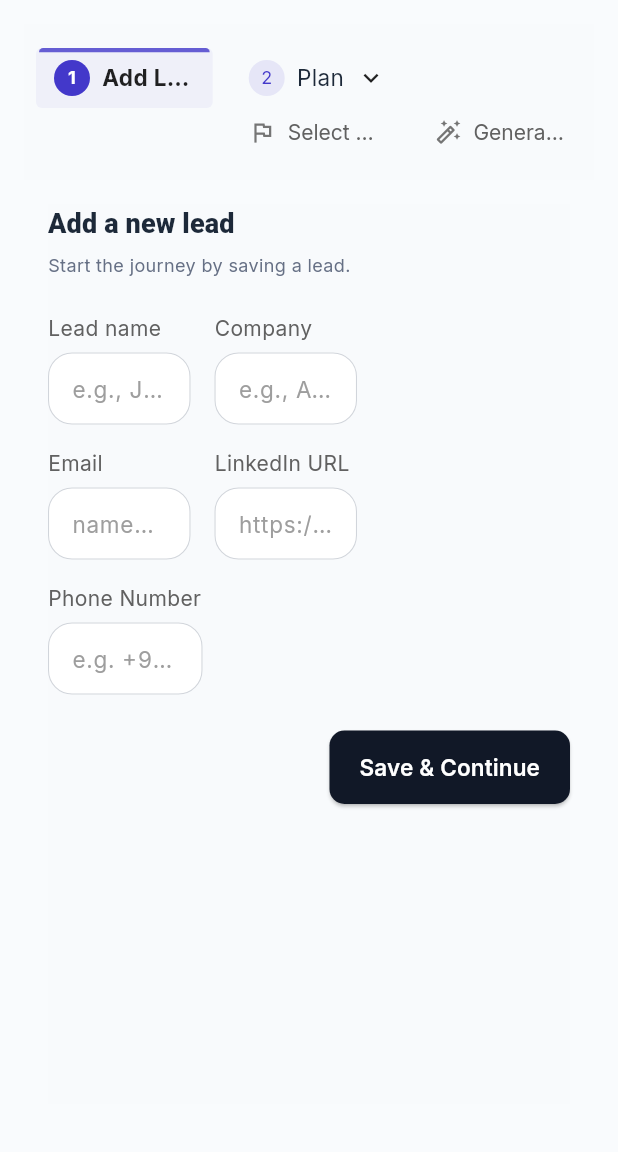
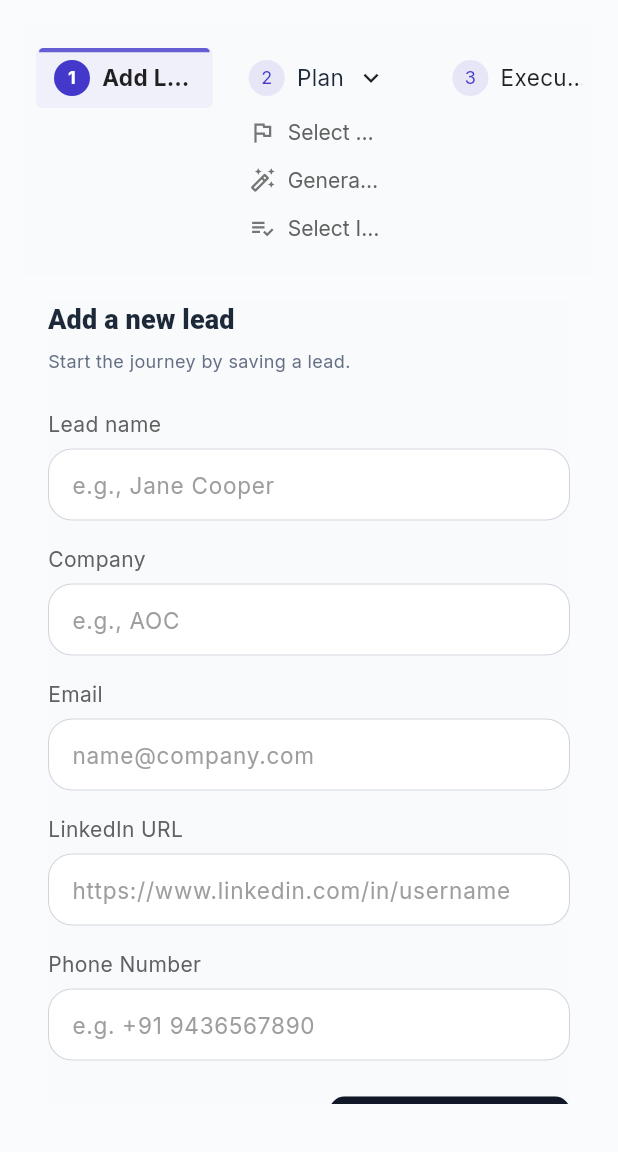
Before and after one commit to DebdaruDG/Network-IT-Lead-Planner-and-Follow-up, a Flutter app: the AddLeadScreen screen opened by its route, on a phone screen of 412 x 824 dp, the part 84-1236 px from its top. Run offline on Flutter 3.47's test engine with Material 3 defaults, Android fonts, the phone set to English and light mode, and no system bars; drawn by our look-alikes of flutter_animate; our stand-ins replace dio, firebase_auth, firebase_core, flutter_riverpod, flutter_styled_toast, go_router and 5 more; accounts and stored records are empty; Roboto replaces fonts that are missing (Manrope); statements that could not run were skipped.

Commit message:
made  step 1 screen responsive

```diff
--- a/lib/features/lead_creation/components/lead_sidebar.dart
+++ b/lib/features/lead_creation/components/lead_sidebar.dart
@@ -199,7 +199,7 @@ class AddLeadSidebar extends ConsumerWidget {
                                   if (isPlanExpanded)
                                     SingleChildScrollView(
                                       scrollDirection: Axis.horizontal,
-                                      child: Row(
+                                      child: Column(
                                         mainAxisSize: MainAxisSize.min,
                                         children:
                                             step.children!.asMap().entries.map((
--- a/lib/features/lead_creation/steps/step1_add_lead.dart
+++ b/lib/features/lead_creation/steps/step1_add_lead.dart
@@ -66,16 +66,53 @@ class _Step1LeadDetailsFormState extends ConsumerState<Step1LeadDetailsForm> {
   Widget build(BuildContext context) {
     final leadState = ref.watch(leadProvider);
     final formState = ref.watch(leadFormProvider);
-    final isLoading = leadState.isLoading;
-    bool forAddLead = (widget.leadId ?? '').isEmpty;
     final leadInfo = leadState.selectedLead?.toJson();
     console.log('leadInfo - $leadInfo');
 
-    return Column(
+    final screenWidth = MediaQuery.of(context).size.width;
+    final isMobile = screenWidth <= 600;
+
+    return SingleChildScrollView(
+      child: Column(
         crossAxisAlignment: CrossAxisAlignment.start,
         children: [
           // Lead Name + Company
-        SizedBox(
+          isMobile
+              ? Column(
+                crossAxisAlignment: CrossAxisAlignment.start,
+                children: [
+                  AppTextField(
+                    controller: _leadNameController,
+                    label: "Lead name",
+                    hint: "e.g., Jane Cooper",
+                    onChanged:
+                        (value) => ref
+                            .read(leadFormProvider.notifier)
+                            .updateLeadName(value),
+                  ).animate(
+                    effects:
+                        AnimationEffectConstants
+                            .usualAnimationEffects['summaryCardAnimation']
+                            ?.effectsBuilder,
+                  ),
+                  const SizedBox(height: 16),
+                  AppTextField(
+                    controller: _companyController,
+                    label: "Company",
+                    hint: "e.g., AOC",
+                    onChanged:
+                        (value) => ref
+                            .read(leadFormProvider.notifier)
+                            .updateCompany(value),
+                  ).animate(
+                    effects:
+                        AnimationEffectConstants
+                            .usualAnimationEffects['summaryCardAnimation']
+                            ?.effectsBuilder,
+                  ),
+                ],
+              )
+              : SizedBox(
                 width: MediaQuery.of(context).size.width * 0.5,
                 child: Row(
                   mainAxisAlignment: MainAxisAlignment.spaceBetween,
@@ -120,7 +157,44 @@ class _Step1LeadDetailsFormState extends ConsumerState<Step1LeadDetailsForm> {
           const SizedBox(height: 16),
 
           // Email + LinkedIn
-        SizedBox(
+          isMobile
+              ? Column(
+                crossAxisAlignment: CrossAxisAlignment.start,
+                children: [
+                  AppTextField(
+                    controller: _emailController,
+                    label: "Email",
+                    keyboardType: TextInputType.emailAddress,
+                    hint: "name@company.com",
+                    onChanged:
+                        (value) => ref
+                            .read(leadFormProvider.notifier)
+                            .updateEmail(value),
+                  ).animate(
+                    effects:
+                        AnimationEffectConstants
+                            .usualAnimationEffects['summaryCardAnimation']
+                            ?.effectsBuilder,
+                  ),
+                  const SizedBox(height: 16),
+                  AppTextField(
+                    controller: _linkedinController,
+                    label: "LinkedIn URL",
+                    keyboardType: TextInputType.url,
+                    hint: "https://www.linkedin.com/in/username",
+                    onChanged:
+                        (value) => ref
+                            .read(leadFormProvider.notifier)
+                            .updateLinkedin(value),
+                  ).animate(
+                    effects:
+                        AnimationEffectConstants
+                            .usualAnimationEffects['summaryCardAnimation']
+                            ?.effectsBuilder,
+                  ),
+                ],
+              )
+              : SizedBox(
                 width: MediaQuery.of(context).size.width * 0.5,
                 child: Row(
                   mainAxisAlignment: MainAxisAlignment.spaceBetween,
@@ -168,7 +242,10 @@ class _Step1LeadDetailsFormState extends ConsumerState<Step1LeadDetailsForm> {
 
           // Phone
           SizedBox(
-          width: MediaQuery.of(context).size.width * 0.25,
+            width:
+                isMobile
+                    ? MediaQuery.of(context).size.width * 0.9
+                    : MediaQuery.of(context).size.width * 0.25,
             child: AppTextField(
               controller: _phoneController,
               label: "Phone Number",
@@ -196,7 +273,10 @@ class _Step1LeadDetailsFormState extends ConsumerState<Step1LeadDetailsForm> {
                 shape: RoundedRectangleBorder(
                   borderRadius: BorderRadius.circular(10),
                 ),
-              padding: const EdgeInsets.symmetric(horizontal: 20, vertical: 14),
+                padding: const EdgeInsets.symmetric(
+                  horizontal: 20,
+                  vertical: 14,
+                ),
               ),
               onPressed: () async {
                 final email = formState.email.trim();
@@ -274,6 +354,7 @@ class _Step1LeadDetailsFormState extends ConsumerState<Step1LeadDetailsForm> {
             ),
           ),
         ],
+      ),
     );
   }
 }
```
Lines whose indentation alone changed are shown as unchanged.
